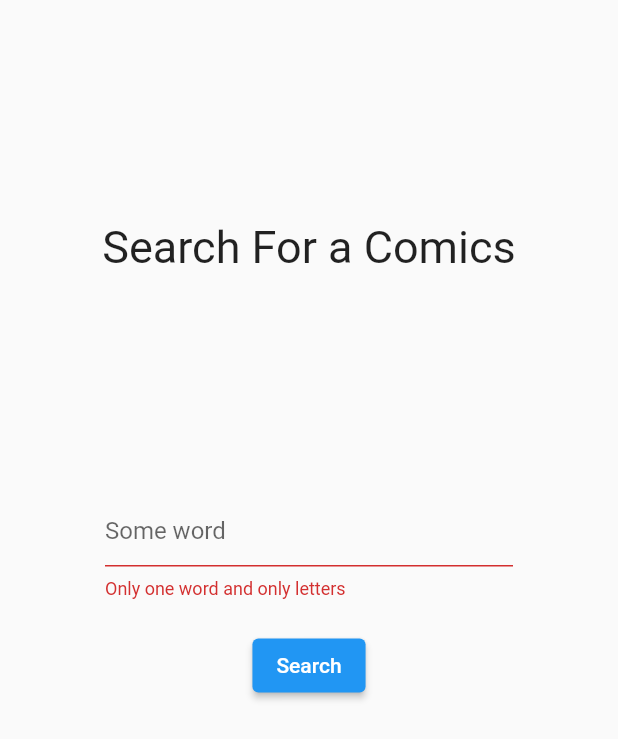
After one commit to TobiasStrom/ShortcutComics, a Flutter app: the SearchTextScreen screen opened by its route, after a tap on "Search", on a phone screen of 412 x 824 dp. The commit adds this screen. Shown: the top 739 px of the screen. Run offline on Flutter 3.47's test engine with Material 2 defaults, Android fonts, the phone set to English and light mode, and no system bars; network calls fail.

Commit message:
can search for comics by text and get a list og comics

```diff
--- a/lib/main.dart
+++ b/lib/main.dart
@@ -4,7 +4,9 @@ import 'package:shortcut_comics/provides/comics_provider.dart';
 import 'package:shortcut_comics/screens/comics_screen.dart';
 import 'package:shortcut_comics/screens/favorites_screen.dart';
 import 'package:shortcut_comics/screens/home_screen.dart';
+import 'package:shortcut_comics/screens/search_result_screen.dart';
 import 'package:shortcut_comics/screens/search_screen.dart';
+import 'package:shortcut_comics/screens/search_text_screen.dart';
 
 void main() {
   runApp(MyApp());
@@ -27,6 +29,8 @@ class MyApp extends StatelessWidget {
           ComicsScreen.routeName : (ctx) => ComicsScreen(),
           FavoritesScreen.routeName : (ctx) => FavoritesScreen(),
           SearchScreen.routeName : (ctx) => SearchScreen(),
+          SearchTextScreen.routeName: (ctx) => SearchTextScreen(),
+          SearchResultScreen.routeName: (ctx) => SearchResultScreen(),
         },
       ),
     );
--- a/lib/screens/home_screen.dart
+++ b/lib/screens/home_screen.dart
@@ -2,6 +2,7 @@ import 'package:flutter/material.dart';
 import 'package:shortcut_comics/screens/comics_screen.dart';
 import 'package:shortcut_comics/screens/favorites_screen.dart';
 import 'package:shortcut_comics/screens/search_screen.dart';
+import 'package:shortcut_comics/screens/search_text_screen.dart';
 import 'package:shortcut_comics/widgets/rounded_button.dart';
 
 class HomeScreen extends StatelessWidget {
@@ -37,11 +38,19 @@ class HomeScreen extends StatelessWidget {
                 },
               ),
               RoundedButton(
-                text:'Search for comics' ,
+                text:'Search for comics by id' ,
                 width: mediaQuery.size.width * 0.8,
                 height: 35,
                 onClick: (){
                   Navigator.pushNamed(context, SearchScreen.routeName);
+                },
+              ),
+              RoundedButton(
+                text:'Search for comics by text',
+                width: mediaQuery.size.width * 0.8,
+                height: 35,
+                onClick: (){
+                  Navigator.pushNamed(context, SearchTextScreen.routeName);
                 },
               ),
               RoundedButton(
--- a/lib/screens/search_screen.dart
+++ b/lib/screens/search_screen.dart
@@ -13,7 +13,6 @@ class SearchScreen extends StatefulWidget {
 
 class _SearchScreenState extends State<SearchScreen> {
   final _formKey = GlobalKey<FormState>();
-  final _nameHolder = TextEditingController();
   Future<Comics> _futureLastComics;
   String _stringFromForm;
   int _searchNumber;
@@ -82,7 +81,6 @@ class _SearchScreenState extends State<SearchScreen> {
                           Padding(
                             padding: const EdgeInsets.only(left:70.0, right: 70, bottom: 20),
                             child: TextFormField(
-                              controller: _nameHolder,
                               keyboardType: TextInputType.number,
                               onChanged: (value) => _stringFromForm = value,
                               decoration: const InputDecoration(
--- /dev/null
+++ b/lib/screens/search_text_screen.dart
@@ -0,0 +1,107 @@
+import 'package:flutter/material.dart';
+import 'package:provider/provider.dart';
+import 'package:shortcut_comics/provides/comics_provider.dart';
+import 'package:shortcut_comics/screens/search_result_screen.dart';
+
+class SearchTextScreen extends StatefulWidget {
+  static final routeName = '/search-text';
+
+  @override
+  _SearchTextScreenState createState() => _SearchTextScreenState();
+}
+
+class _SearchTextScreenState extends State<SearchTextScreen> {
+
+  final _formKey = GlobalKey<FormState>();
+  String _word;
+  bool _searching = false;
+
+  bool _checkInput(String text){
+    RegExp regExp = new RegExp(r"^[a-zA-Z]+$");
+    if(regExp.hasMatch(text)){
+      return true;
+    }
+    return false;
+  }
+
+  @override
+  Widget build(BuildContext context) {
+    final mediaQuery = MediaQuery.of(context);
+    var comicsData = Provider.of<ComicsProvider>(context);
+
+    _onSubmit() async {
+      if(_formKey.currentState.validate()){
+        setState(() {
+          _searching = true;
+        });
+        await comicsData.fetchComicsByText(_word);
+        Navigator.pushNamed(context, SearchResultScreen.routeName);
+        setState(() {
+          _searching = false;
+        });
+        }
+    }
+
+    return SafeArea(
+      child: Scaffold(
+        body: SingleChildScrollView(
+          child: Column(
+            children: [
+              Container(
+                height: (mediaQuery.size.height - mediaQuery.padding.top)* 0.4,
+                child: Center(
+                  child: Text(
+                    'Search For a Comics',
+                    style: TextStyle(
+                        fontSize: 30
+                    ),
+                    textAlign: TextAlign.center,
+                  ),
+                ),
+              ),
+              !_searching ? Form(
+                key: _formKey,
+                child: Column(
+                  children: [
+                    Padding(
+                      padding: const EdgeInsets.only(left:70.0, right: 70, bottom: 20),
+                      child: TextFormField (
+                        onChanged: (value) => _word = value,
+                        decoration: const InputDecoration(
+                          hintText: 'Some word',
+                        ),
+                        validator: (text) {
+                          if (!_checkInput(text) || text.isEmpty || text == null){
+                            return 'Only one word and only letters';
+                          }
+                          return null;
+                        },
+                        onFieldSubmitted: (value){
+                          _word = value;
+                          _onSubmit();
+                        },
+                      ),
+                    ),
+                    ElevatedButton(
+                      onPressed: (){
+                        _onSubmit();
+                      },
+                      child: Text(
+                          'Search'
+                      ),
+                    )
+                  ],
+                ),
+              ): Column(
+                children:[
+                  CircularProgressIndicator(),
+                  Text('Searching'),
+                ]
+              ),
+            ],
+          ),
+        ),
+      )
+    );
+  }
+}
--- /dev/null
+++ b/lib/widgets/search_result_item.dart
@@ -0,0 +1,69 @@
+import 'package:flutter/material.dart';
+import 'package:provider/provider.dart';
+import 'package:shortcut_comics/models/comics.dart';
+import 'package:shortcut_comics/provides/comics_provider.dart';
+import 'package:shortcut_comics/screens/comics_screen.dart';
+
+class SearchResultItem extends StatelessWidget{
+  final Comics comics;
+
+  const SearchResultItem(this.comics);
+  @override
+  Widget build(BuildContext context) {
+    var comicsData = Provider.of<ComicsProvider>(context);
+    bool isFavorites = comicsData.isComicsFavorites(comics.num);
+    return InkWell(
+      onTap: (){
+        comicsData.setSelectedComicsId(comics.num);
+        comicsData.setSelectedComics(comics);
+        Navigator.pushNamed(context, ComicsScreen.routeName);
+      },
+      child: Card(
+        child: Padding(
+          padding: EdgeInsets.all(20),
+          child: Column(
+            mainAxisAlignment: MainAxisAlignment.spaceBetween,
+            children: [
+              Text(
+                comics.title,
+                style: TextStyle(
+                    fontSize: 20
+                ),
+              ),
+              Image.network(comics.img),
+              Text(
+                comics.num.toString(),
+              ),
+              Text(
+                comics.alt,
+                textAlign: TextAlign.center,
+              ),
+              Text(
+                  comics.year+"-"+comics.month+"-"+comics.day
+              ),
+              (isFavorites)?
+              IconButton(
+                icon: Icon(
+                  Icons.favorite,
+                  color: Colors.red,
+                ),
+                onPressed: (){
+                  comicsData.toggleFavorites(comics);
+                },
+                iconSize: 50,
+              ):
+              IconButton(
+                icon: Icon(
+                    Icons.favorite_border_outlined
+                ),
+                onPressed: (){
+                  comicsData.toggleFavorites(comics);
+                },
+              ),
+            ],
+          ),
+        ),
+      ),
+    );
+  }
+}
```
Also changed, not shown: lib/provides/comics_provider.dart (+53 -1 lines), lib/screens/search_result_screen.dart (added, +50 -0 lines), lib/widgets/rounded_button.dart (+1 -7 lines).
